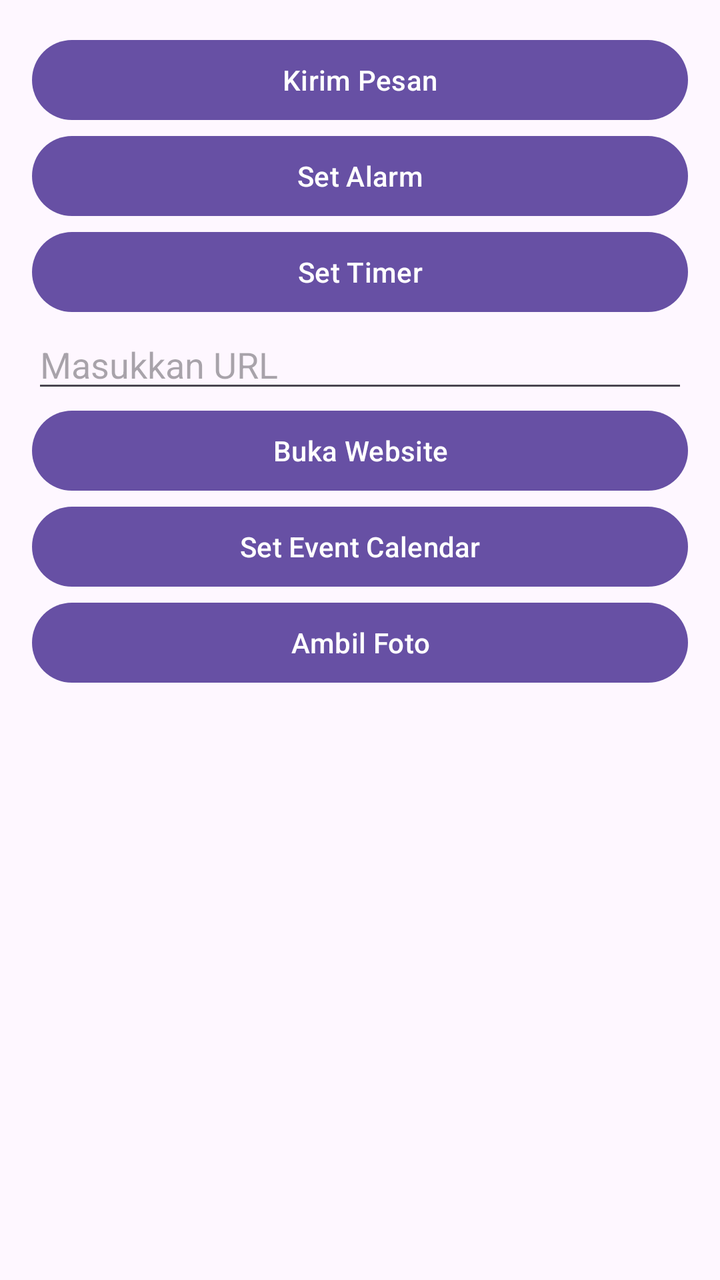
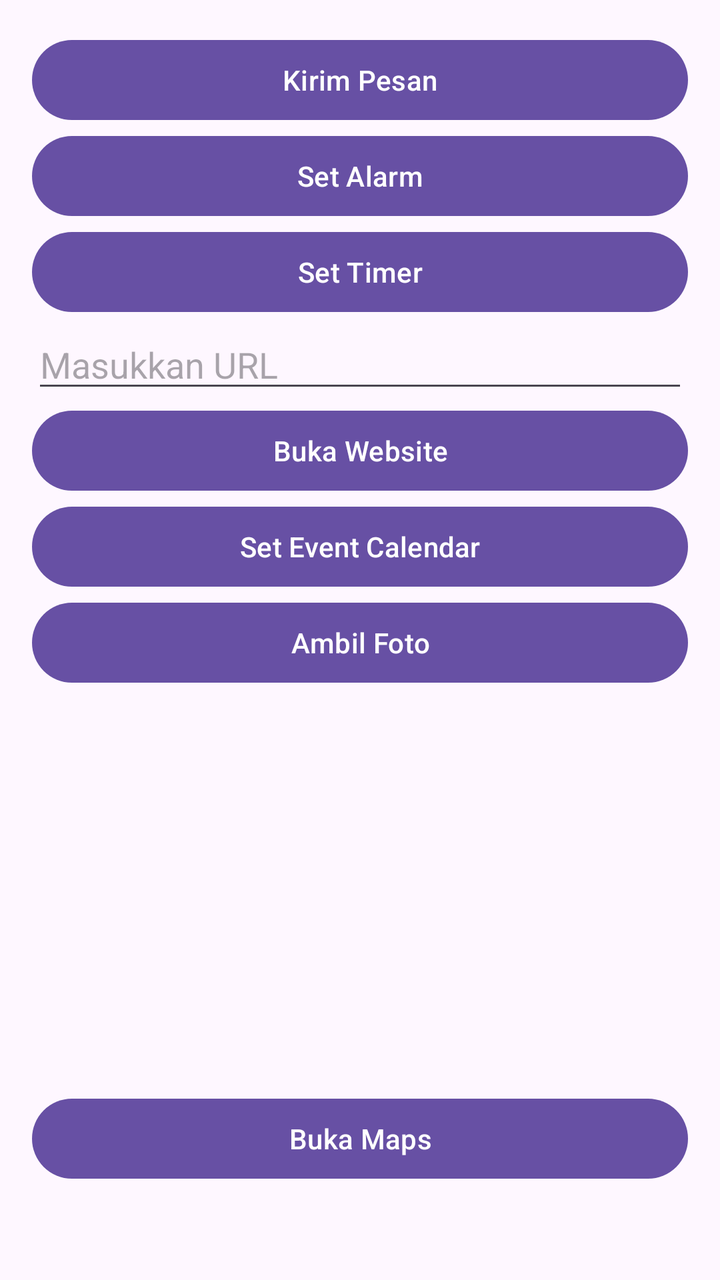

The first picture is an Android layout as it rendered before a commit; the second is the same layout after the commit. The layout source and the unified diff follow.
<!-- AndroidManifest.xml: application theme Theme.ImplicitIntent -->
<!-- res/layout/activity_main.xml -->
<?xml version="1.0" encoding="utf-8"?>
<LinearLayout xmlns:android="http://schemas.android.com/apk/res/android"
    xmlns:tools="http://schemas.android.com/tools"
    android:id="@+id/main"
    android:layout_width="match_parent"
    android:layout_height="match_parent"
    android:orientation="vertical"
    android:padding="16dp"
    tools:context=".MainActivity">

    <Button
        android:id="@+id/btnKirimPesan"
        android:layout_width="match_parent"
        android:layout_height="wrap_content"
        android:text="Kirim Pesan" />

    <Button
        android:id="@+id/btnSetAlarm"
        android:layout_width="match_parent"
        android:layout_height="wrap_content"
        android:text="Set Alarm" />

    <Button
        android:id="@+id/btnSetTimer"
        android:layout_width="match_parent"
        android:layout_height="wrap_content"
        android:text="Set Timer" />

    <EditText
        android:id="@+id/etURL"
        android:layout_width="match_parent"
        android:layout_height="wrap_content"
        android:hint="Masukkan URL" />

    <Button
        android:id="@+id/btnOpenURL"
        android:layout_width="match_parent"
        android:layout_height="wrap_content"
        android:text="Buka Website" />

    <Button
        android:id="@+id/btnSetEvent"
        android:layout_width="match_parent"
        android:layout_height="wrap_content"
        android:text="Set Event Calendar" />

    <Button
        android:id="@+id/btnGetPhoto"
        android:layout_width="match_parent"
        android:layout_height="wrap_content"
        android:text="Ambil Foto" />

    <ImageView
        android:id="@+id/ivHasil"
        android:layout_width="match_parent"
        android:layout_height="200dp"
        android:adjustViewBounds="true"
        android:scaleType="centerInside" />

</LinearLayout>
<!-- resources referenced by this layout -->
<resources>
  <style name="Theme.ImplicitIntent" parent="Base.Theme.ImplicitIntent" />
  <style name="Base.Theme.ImplicitIntent" parent="Theme.Material3.DayNight.NoActionBar">
          
          
      </style>
</resources>

<!-- the commit's change to res/layout/activity_main.xml (unified diff, before → after) -->
@@ -57,4 +57,10 @@
         android:adjustViewBounds="true"
         android:scaleType="centerInside" />
 
+    <Button
+        android:id="@+id/btnBukaMaps"
+        android:layout_width="match_parent"
+        android:layout_height="wrap_content"
+        android:text="Buka Maps" />
+
 </LinearLayout>
